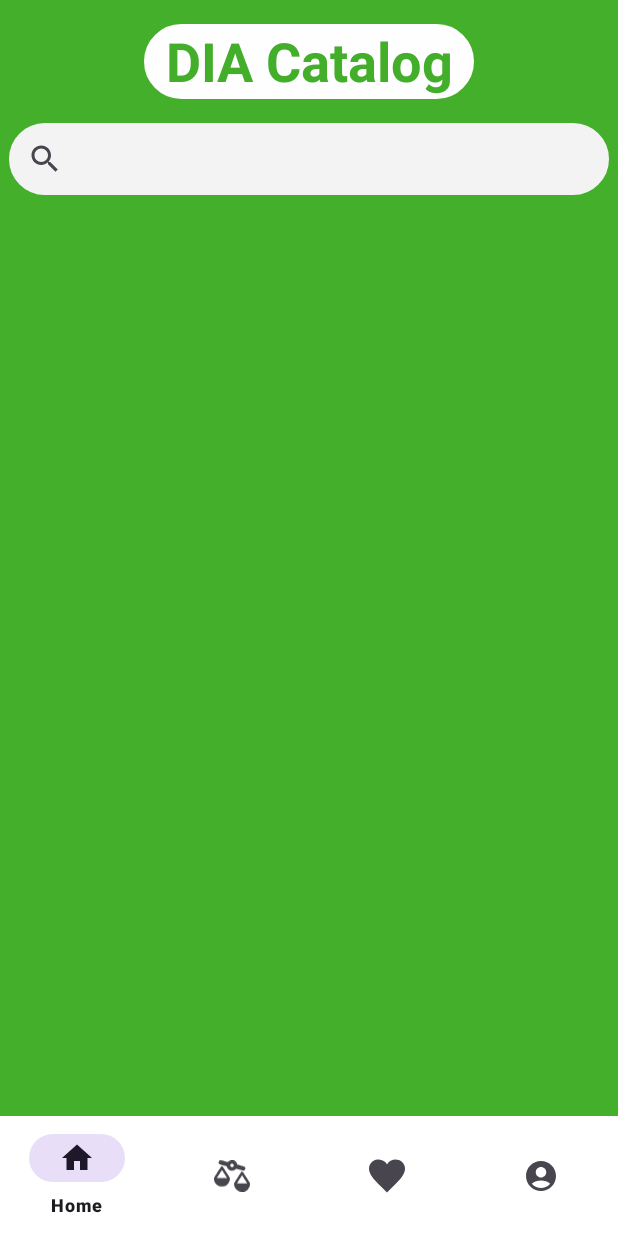
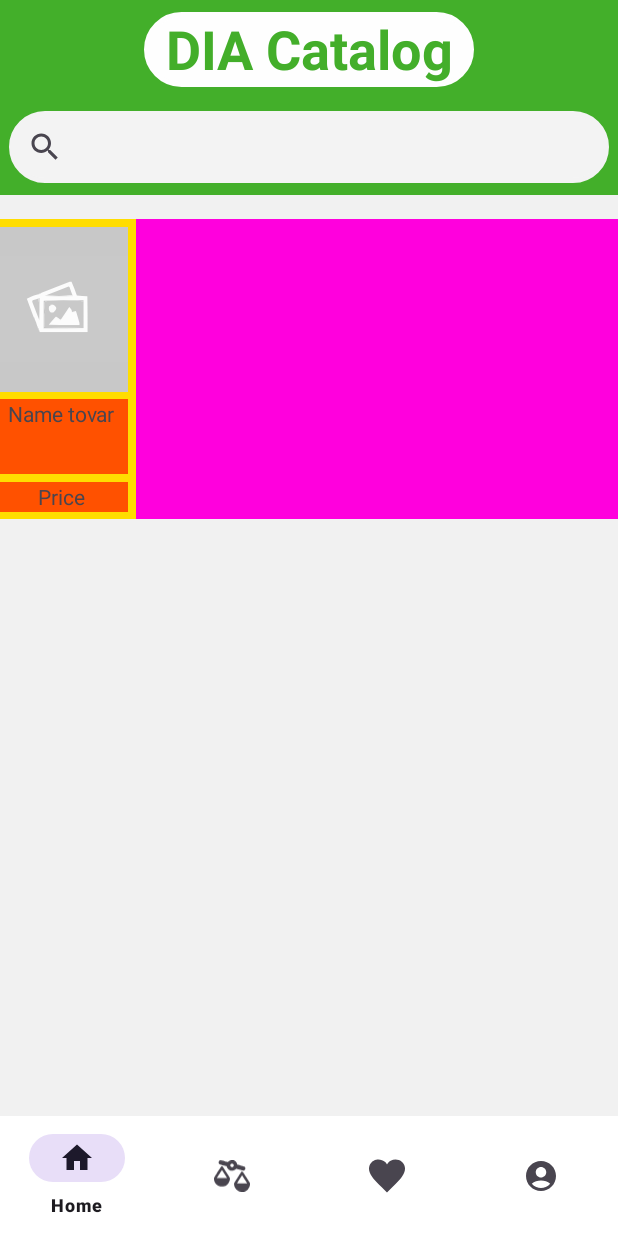
Before and after one commit to AntonBuslov/DIA-Catalog, an Android app: the screen it shows after launch (MainActivity), on a phone screen of 412 x 824 dp. Run offline under Robolectric (Android 15) with nearby library versions, the phone set to English and light mode, and no system bars.

```diff
--- a/app/build.gradle.kts
+++ b/app/build.gradle.kts
@@ -37,6 +37,7 @@ dependencies {
     implementation(libs.material)
     implementation(libs.activity)
     implementation(libs.constraintlayout)
+    implementation(libs.legacy.support.v4)
     testImplementation(libs.junit)
     androidTestImplementation(libs.ext.junit)
     androidTestImplementation(libs.espresso.core)
--- /dev/null
+++ b/app/src/main/res/drawable/empty_300x240.xml
@@ -0,0 +1,35 @@
+<vector xmlns:android="http://schemas.android.com/apk/res/android" android:height="120dp" android:viewportHeight="240" android:viewportWidth="300" android:width="150dp">
+
+    <path android:fillColor="#c9c9c9" android:pathData="M-0.5,-0.5C99.5,-0.5 199.5,-0.5 299.5,-0.5C299.5,79.5 299.5,159.5 299.5,239.5C199.5,239.5 99.5,239.5 -0.5,239.5C-0.5,159.5 -0.5,79.5 -0.5,-0.5Z"/>
+
+    <path android:fillColor="#fcfcfc" android:pathData="M102.5,170.5C100.69,165.72 98.69,161.05 96.5,156.5C95.23,151.68 93.56,147.01 91.5,142.5C91.25,140.03 90.25,138.03 88.5,136.5C83.44,123.16 78.44,109.66 73.5,96C81,91.68 89,88.52 97.5,86.5C100.95,85.92 103.95,84.58 106.5,82.5C127.36,74.35 148.36,66.19 169.5,58C170.83,57.33 172.17,57.33 173.5,58C177.97,67.9 181.97,78.06 185.5,88.5C193.39,89.18 201.22,89.85 209,90.5C209.5,117.17 209.67,143.83 209.5,170.5C173.83,170.5 138.17,170.5 102.5,170.5Z"/>
+
+    <path android:fillColor="#c9c9c9" android:pathData="M175.5,87.5C165.86,88.83 155.86,89.5 145.5,89.5C135.33,89.5 125.33,89.17 115.5,88.5C132.78,82.13 149.95,75.46 167,68.5C167.77,68.64 168.44,68.98 169,69.5C170.94,75.69 173.11,81.69 175.5,87.5Z"/>
+
+    <path android:fillColor="#e9e9e9" android:pathData="M106.5,82.5C103.95,84.58 100.95,85.92 97.5,86.5C100.05,84.42 103.05,83.08 106.5,82.5Z"/>
+
+    <path android:fillColor="#e9e9e9" android:pathData="M175.5,87.5C176.4,88.21 176.74,89.21 176.5,90.5C155.49,90.83 134.49,90.5 113.5,89.5C113.96,88.7 114.62,88.37 115.5,88.5C125.33,89.17 135.33,89.5 145.5,89.5C155.86,89.5 165.86,88.83 175.5,87.5Z"/>
+
+    <path android:fillColor="#c9c9c9" android:pathData="M99.5,95.5C100.83,102.8 101.5,110.47 101.5,118.5C101.5,126.34 101.17,134.01 100.5,141.5C95.7,128.44 90.7,115.44 85.5,102.5C85.83,101.5 86.17,100.5 86.5,99.5C90.86,98.16 95.19,96.83 99.5,95.5Z"/>
+
+    <path android:fillColor="#f1f1f1" android:pathData="M200.5,99.5C170.66,99.17 140.99,99.5 111.5,100.5C111.17,100.5 110.83,100.5 110.5,100.5C125.15,99.17 140.15,98.5 155.5,98.5C170.67,98.5 185.67,98.83 200.5,99.5Z"/>
+
+    <path android:fillColor="#c6c6c6" android:pathData="M200.5,99.5C200.5,100.5 200.5,101.5 200.5,102.5C196.25,101.59 191.92,100.93 187.5,100.5C166.16,100.83 144.82,100.83 123.5,100.5C120.38,100.66 117.38,101.32 114.5,102.5C113.38,103.95 112.72,105.62 112.5,107.5C113.06,113.52 113.72,119.52 114.5,125.5C113.9,128.35 113.23,131.18 112.5,134C112.85,142.4 113.18,150.9 113.5,159.5C142.31,160.14 170.97,160.81 199.5,161.5C170.17,161.5 140.83,161.5 111.5,161.5C111.5,141.17 111.5,120.83 111.5,100.5C140.99,99.5 170.66,99.17 200.5,99.5Z"/>
+
+    <path android:fillColor="#c9c9c9" android:pathData="M200.5,102.5C200.5,122.17 200.5,141.83 200.5,161.5C200.17,161.5 199.83,161.5 199.5,161.5C170.97,160.81 142.31,160.14 113.5,159.5C113.18,150.9 112.85,142.4 112.5,134C113.23,131.18 113.9,128.35 114.5,125.5C113.72,119.52 113.06,113.52 112.5,107.5C112.72,105.62 113.38,103.95 114.5,102.5C117.38,101.32 120.38,100.66 123.5,100.5C144.82,100.83 166.16,100.83 187.5,100.5C191.92,100.93 196.25,101.59 200.5,102.5Z"/>
+
+    <path android:fillColor="#dadada" android:pathData="M99.5,95.5C100.21,94.6 101.21,94.26 102.5,94.5C102.83,110.85 102.5,127.18 101.5,143.5C100.7,143.04 100.37,142.38 100.5,141.5C101.17,134.01 101.5,126.34 101.5,118.5C101.5,110.47 100.83,102.8 99.5,95.5Z"/>
+
+    <path android:fillColor="#e7e7e7" android:pathData="M132.5,109.5C130.04,109.77 127.7,110.43 125.5,111.5C125.58,110.25 126.24,109.42 127.5,109C129.39,108.22 131.05,108.39 132.5,109.5Z"/>
+
+    <path android:fillColor="#fafafa" android:pathData="M132.5,109.5C141.49,114.22 141.82,119.72 133.5,126C131.17,126.67 128.83,126.67 126.5,126C122.77,122.21 121.77,117.71 123.5,112.5C124.18,112.14 124.85,111.8 125.5,111.5C127.7,110.43 130.04,109.77 132.5,109.5Z"/>
+
+    <path android:fillColor="#fcfcfc" android:pathData="M168.5,114.5C170.16,116.33 171.83,118.33 173.5,120.5C174.31,122.07 174.64,123.74 174.5,125.5C177.5,124.83 180.5,124.17 183.5,123.5C185.98,131.81 188.48,140.14 191,148.5C191.49,150.47 191.66,152.47 191.5,154.5C168.5,154.67 145.5,154.5 122.5,154C127.5,148.33 132.5,142.67 137.5,137C138.5,136.33 139.5,136.33 140.5,137C142.83,138.67 145.17,140.33 147.5,142C148.63,142.75 149.63,142.58 150.5,141.5C156.53,132.48 162.53,123.48 168.5,114.5Z"/>
+
+    <path android:fillColor="#e1e1e1" android:pathData="M88.5,136.5C90.25,138.03 91.25,140.03 91.5,142.5C89.75,140.97 88.75,138.97 88.5,136.5Z"/>
+
+    <path android:fillColor="#dbdbdb" android:pathData="M96.5,156.5C98.69,161.05 100.69,165.72 102.5,170.5C99.17,166.52 97.17,161.86 96.5,156.5Z"/>
+
+    <path android:fillColor="#e6e6e6" android:pathData="M110.5,100.5C110.83,100.5 111.17,100.5 111.5,100.5C111.5,120.83 111.5,141.17 111.5,161.5C140.83,161.5 170.17,161.5 199.5,161.5C199.83,161.5 200.17,161.5 200.5,161.5C170.67,162.5 140.67,162.83 110.5,162.5C110.5,141.83 110.5,121.17 110.5,100.5Z"/>
+
+</vector>
--- a/app/src/main/res/layout/activity_main.xml
+++ b/app/src/main/res/layout/activity_main.xml
@@ -11,13 +11,92 @@
     <androidx.constraintlayout.widget.ConstraintLayout
         android:layout_width="match_parent"
         android:layout_height="match_parent"
-        android:background="#43AF2A">
+        android:background="#43AF2A"
+        app:layout_constraintEnd_toEndOf="parent"
+        app:layout_constraintStart_toStartOf="parent"
+        app:layout_constraintTop_toTopOf="parent">
+
+        <ScrollView
+            android:layout_width="448dp"
+            android:layout_height="717dp"
+            android:layout_marginTop="8dp"
+            android:background="#F1F1F1"
+            app:layout_constraintEnd_toEndOf="parent"
+            app:layout_constraintStart_toStartOf="parent"
+            app:layout_constraintTop_toBottomOf="@+id/searchView">
+
+            <LinearLayout
+                android:layout_width="match_parent"
+                android:layout_height="wrap_content"
+                android:background="#F1F1F1"
+                android:orientation="vertical">
+
+                <HorizontalScrollView
+                    android:layout_width="match_parent"
+                    android:layout_height="200dp"
+                    android:layout_marginTop="16dp"
+                    android:background="#FF00DD">
+
+                    <LinearLayout
+                        android:layout_width="100dp"
+                        android:layout_height="200dp"
+                        android:orientation="horizontal"
+                        android:background="#FF5100">
+
+
+
+                        <FrameLayout
+                            android:layout_width="100dp"
+                            android:layout_height="200dp"
+                            android:layout_marginLeft="8dp"
+                            android:background="#FFDD00">
+
+
+                            <ImageView
+                                android:id="@+id/imageView"
+                                android:layout_width="wrap_content"
+                                android:layout_height="110dp"
+                                app:srcCompat="@drawable/empty_300x240"
+                                android:layout_margin="5dp"
+                                android:background="#C8C8C8"/>
+
+
+                            <TextView
+                                android:id="@+id/textView2"
+                                android:layout_width="match_parent"
+                                android:layout_height="50dp"
+                                android:layout_marginLeft="5dp"
+                                android:layout_marginRight="5dp"
+                                android:text="Name tovar"
+                                android:layout_marginTop="120dp"
+                                android:background="#A1FF0000"
+                                android:textAlignment="center" />
+
+                            <TextView
+                                android:id="@+id/textView3"
+                                android:layout_width="match_parent"
+                                android:layout_height="20dp"
+                                android:layout_marginLeft="5dp"
+                                android:layout_marginRight="5dp"
+                                android:text="Price"
+                                android:layout_marginTop="175dp"
+                                android:background="#A1FF0000"
+                                android:textAlignment="center" />
+
+
+
+
+                        </FrameLayout>
+                    </LinearLayout>
+                </HorizontalScrollView>
+            </LinearLayout>
+        </ScrollView>
 
         <TextView
             android:id="@+id/textView"
             android:layout_width="220dp"
             android:layout_height="50dp"
-            android:layout_marginTop="16dp"
+            android:layout_marginTop="8dp"
             android:background="@drawable/bg"
             android:backgroundTint="#FEFEFE"
             android:text="@string/app_name"
@@ -38,7 +117,10 @@
             android:backgroundTint="#F3F3F3"
             app:layout_constraintEnd_toEndOf="parent"
             app:layout_constraintStart_toStartOf="parent"
-            app:layout_constraintTop_toBottomOf="@+id/textView" />
+            app:layout_constraintTop_toBottomOf="@+id/textView">
+
+        </SearchView>
+
     </androidx.constraintlayout.widget.ConstraintLayout>
 
     <com.google.android.material.bottomnavigation.BottomNavigationView
--- a/gradle/libs.versions.toml
+++ b/gradle/libs.versions.toml
@@ -7,6 +7,7 @@ appcompat = "1.6.1"
 material = "1.11.0"
 activity = "1.8.0"
 constraintlayout = "2.1.4"
+legacySupportV4 = "1.0.0"
 
 [libraries]
 junit = { group = "junit", name = "junit", version.ref = "junit" }
@@ -16,6 +17,7 @@ appcompat = { group = "androidx.appcompat", name = "appcompat", version.ref = "a
 material = { group = "com.google.android.material", name = "material", version.ref = "material" }
 activity = { group = "androidx.activity", name = "activity", version.ref = "activity" }
 constraintlayout = { group = "androidx.constraintlayout", name = "constraintlayout", version.ref = "constraintlayout" }
+legacy-support-v4 = { group = "androidx.legacy", name = "legacy-support-v4", version.ref = "legacySupportV4" }
 
 [plugins]
 androidApplication = { id = "com.android.application", version.ref = "agp" }
```
